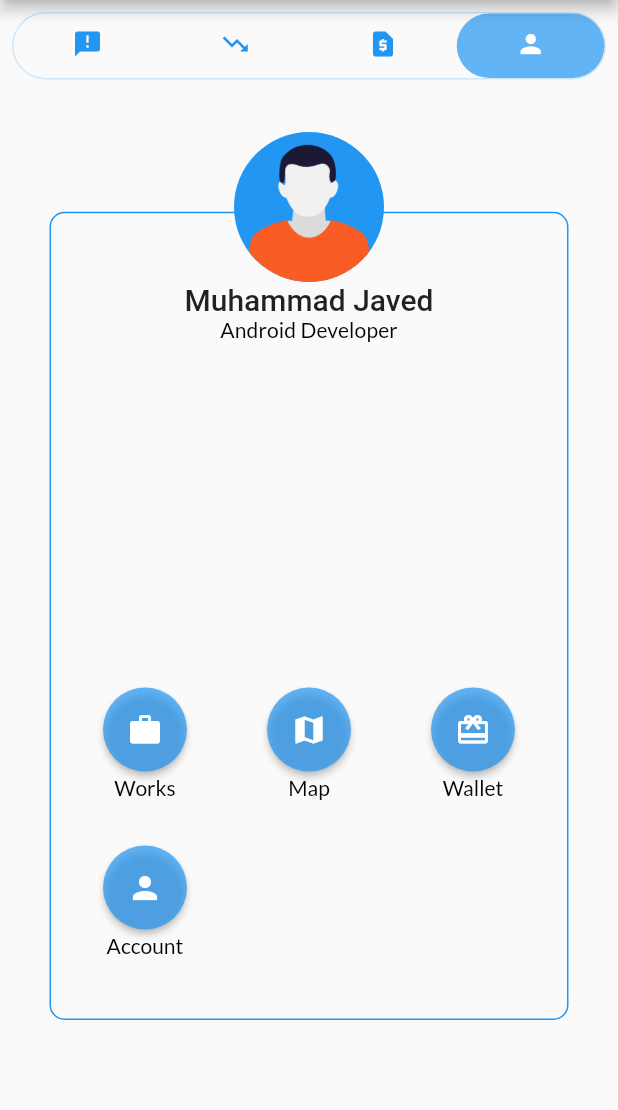
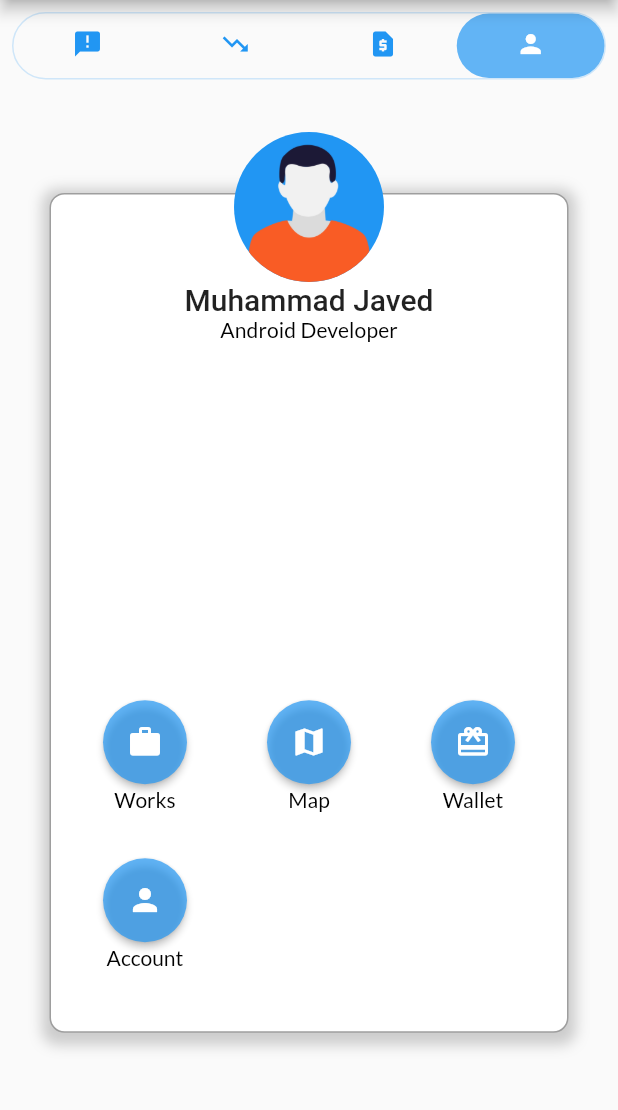
Before and after one commit to javedmughal-058/grid_view_builder_in_flutter, a Flutter app: the screen it shows after launch, tab 4 chosen, on a phone screen of 412 x 824 dp, the part 84-1194 px from its top. Run offline on Flutter 3.47's test engine with Material 2 defaults, Android fonts, the phone set to English and light mode, and no system bars; our stand-ins replace flutter_html, get, google_fonts, shared_preferences.

Commit message:
Update CustomProfile.dart

```diff
--- a/lib/widgets/CustomProfile.dart
+++ b/lib/widgets/CustomProfile.dart
@@ -13,18 +13,25 @@ class CustomProfile extends StatelessWidget {
           clipBehavior: Clip.none,
           children: [
             Container(
-               margin: EdgeInsets.only(top: size.width * 0.02,),
-
-              decoration:  const BoxDecoration(
-
-                  //color: Theme.of(context).primaryColor.withOpacity(0.2),
-                  borderRadius:   BorderRadius.only(topLeft: Radius.circular(15), topRight: Radius.circular(15) )),
+              margin: EdgeInsets.fromLTRB(0, size.width * 0.05,0, size.width * 0.04,),
+              // decoration: BoxDecoration(
+              //     color: Colors.white,
+              //     border: Border.all(color: Colors.white)),
               child: Container(
-                margin: const EdgeInsets.fromLTRB(25, 80, 25, 80),
+                margin: const EdgeInsets.fromLTRB(25, 55, 25, 55),
                 decoration: BoxDecoration(
+                  color:  Get.isDarkMode ? Colors.black54 : Colors.white,
+                    boxShadow: [
+                      BoxShadow(
+                        color: Colors.grey.withOpacity(0.5),
+                        spreadRadius: 5,
+                        blurRadius: 7,
+                        offset: const Offset(0, 3), // changes position of shadow
+                      ),
+                    ],
 
                     borderRadius: BorderRadius.circular(10),
-                  border: Border.all(color: Colors.blue, width: 1)
+                  border: Border.all(color: Colors.grey, width: 1)
                 ),
                 child: Column(
                   mainAxisAlignment: MainAxisAlignment.end,
@@ -58,8 +65,8 @@ class CustomProfile extends StatelessWidget {
                             const SizedBox(
                               height: 2,
                             ),
-                            Text(profilemenu.title, style: Theme.of(context).textTheme.bodyText1,
-                            )
+                            Text(profilemenu.title, style: Theme.of(context).textTheme.bodyText1,),
+
                           ],
                         );
                       }
```
